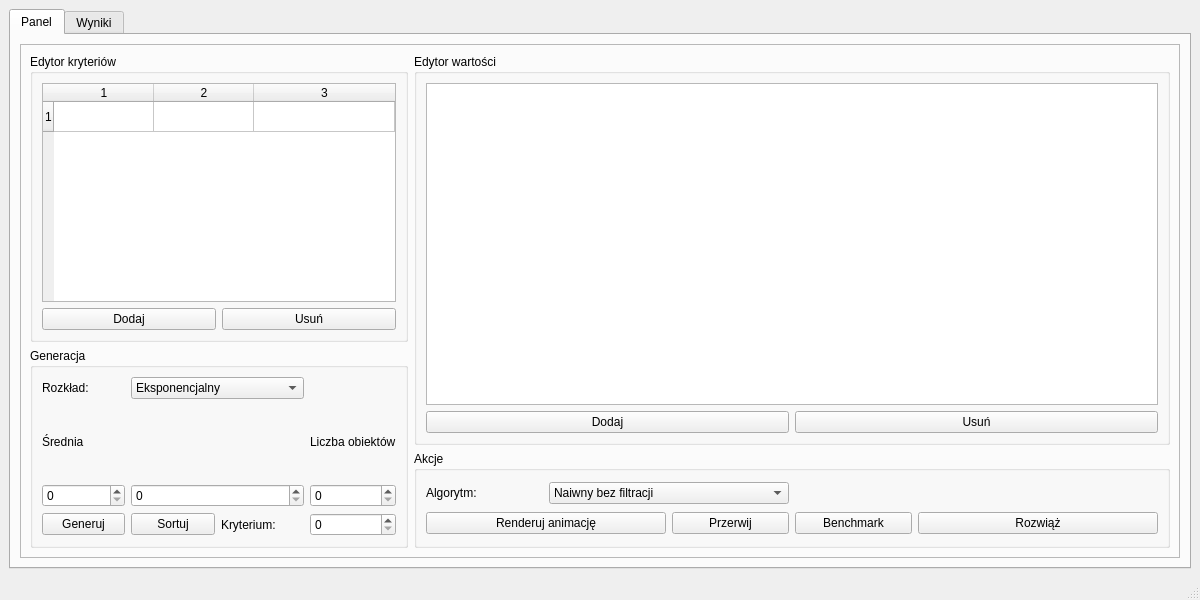
Before: the Qt Designer form lab1/OW_GUI/form.ui in Julnowak/Optymalizacja-wielokryterialna, drawn with Qt 5.
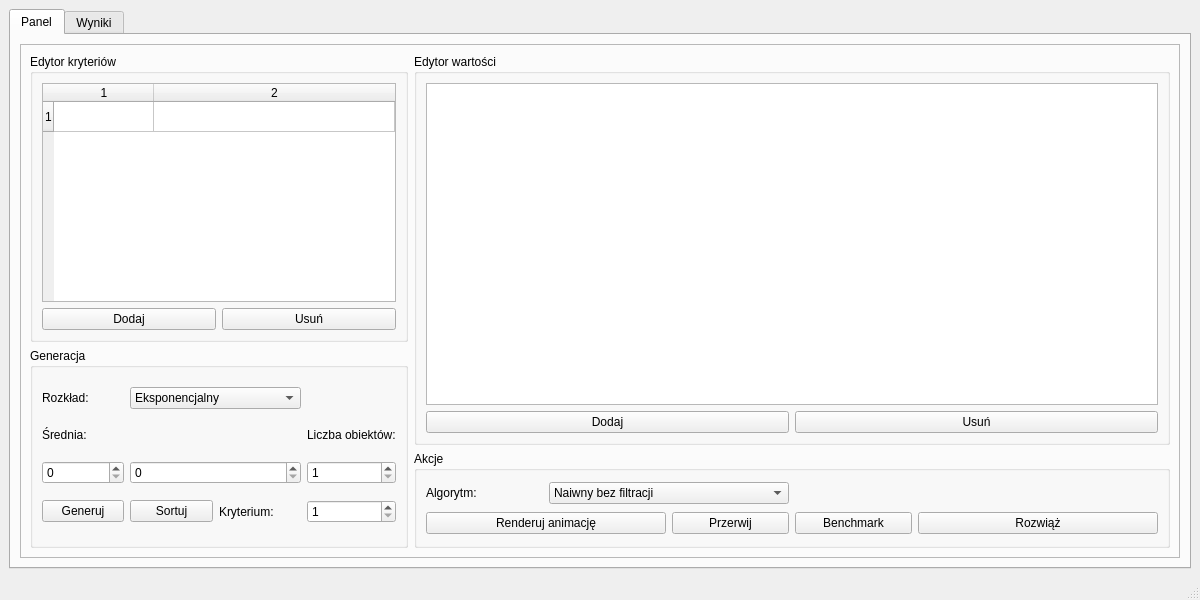
After: the same form once the commit is applied.

Patch:
```diff
--- a/lab1/OW_GUI/form.ui
+++ b/lab1/OW_GUI/form.ui
@@ -66,7 +66,7 @@
                  <number>1</number>
                 </property>
                 <property name="columnCount">
-                 <number>3</number>
+                 <number>2</number>
                 </property>
                 <attribute name="horizontalHeaderCascadingSectionResizes">
                  <bool>false</bool>
@@ -83,7 +83,6 @@
                 <row/>
                 <column/>
                 <column/>
-                <column/>
                </widget>
               </item>
              </layout>
@@ -191,8 +190,14 @@
               </item>
               <item row="1" column="0">
                <widget class="QLabel" name="label_3">
+                <property name="maximumSize">
+                 <size>
+                  <width>16777215</width>
+                  <height>20</height>
+                 </size>
+                </property>
                 <property name="text">
-                 <string>Średnia</string>
+                 <string>Średnia:</string>
                 </property>
                </widget>
               </item>
@@ -203,7 +208,11 @@
                <widget class="QSpinBox" name="spinBox_2"/>
               </item>
               <item row="2" column="3">
-               <widget class="QSpinBox" name="spinBox_3"/>
+               <widget class="QSpinBox" name="point_num">
+                <property name="minimum">
+                 <number>1</number>
+                </property>
+               </widget>
               </item>
               <item row="3" column="0">
                <widget class="QPushButton" name="generation_btn">
@@ -220,12 +229,22 @@
                </widget>
               </item>
               <item row="3" column="3">
-               <widget class="QSpinBox" name="critselect_btn"/>
+               <widget class="QSpinBox" name="criterium_num">
+                <property name="minimum">
+                 <number>1</number>
+                </property>
+               </widget>
               </item>
               <item row="1" column="3">
                <widget class="QLabel" name="label_4">
+                <property name="maximumSize">
+                 <size>
+                  <width>16777215</width>
+                  <height>20</height>
+                 </size>
+                </property>
                 <property name="text">
-                 <string>Liczba obiektów</string>
+                 <string>Liczba obiektów:</string>
                 </property>
                </widget>
               </item>
```
Left out of the diff: 2 changed lines with no effect on the pictures.
